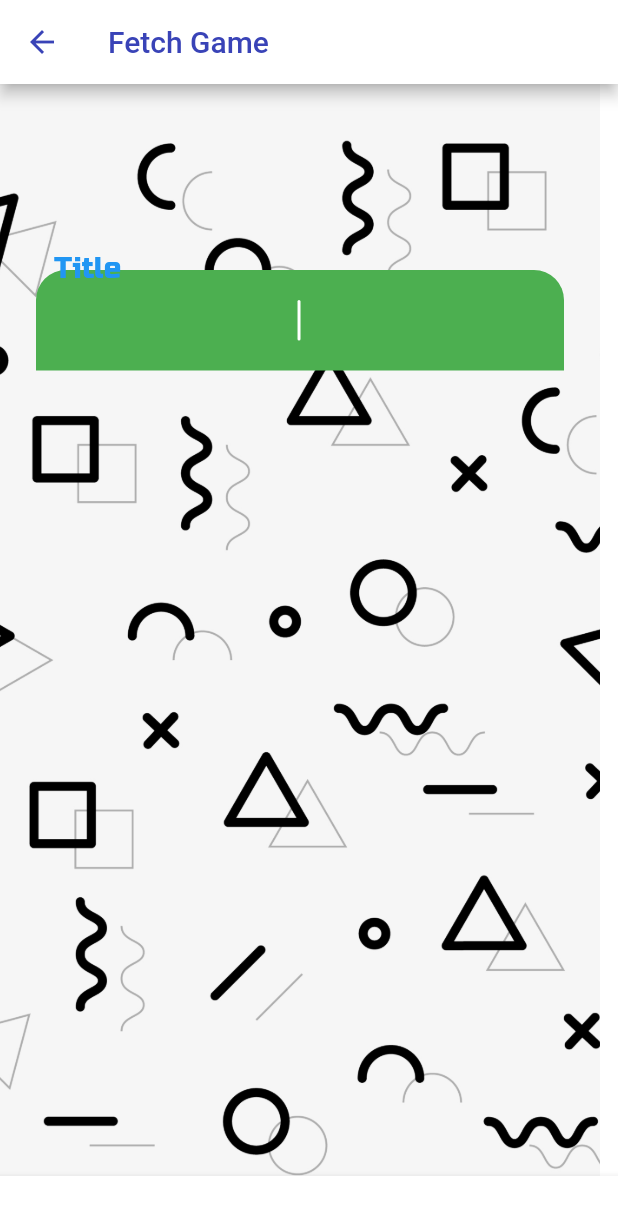
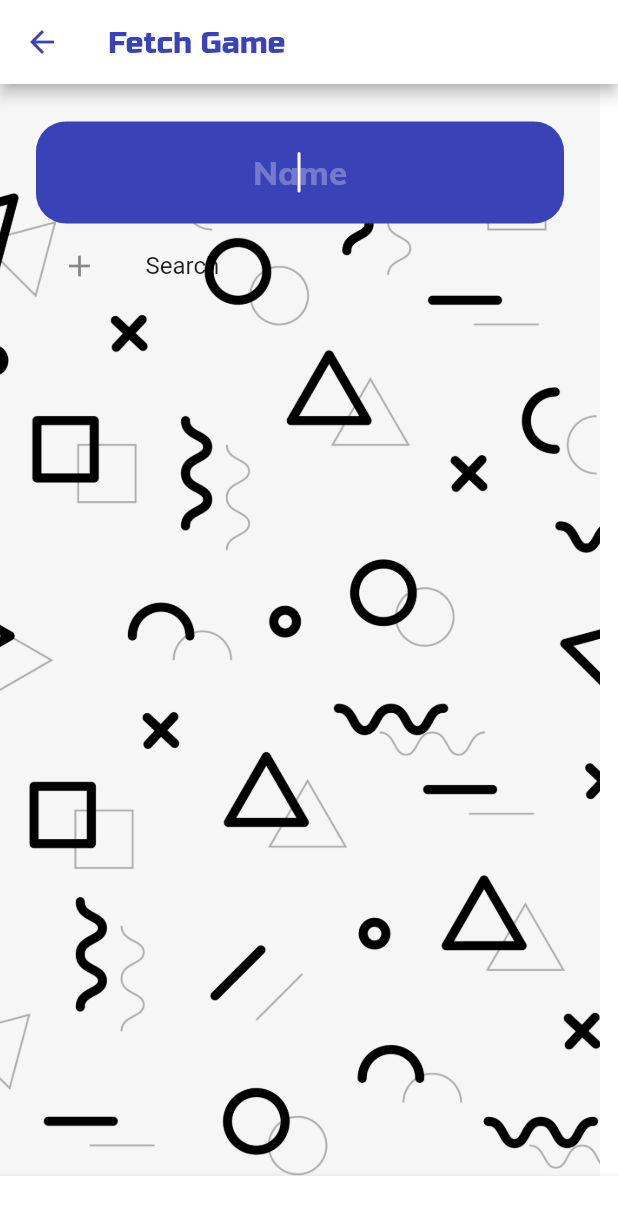
Before and after one commit to wasiflamer/gameraid, a Flutter app: the add_game screen opened directly, on a phone screen of 412 x 824 dp. Shown: the top 1215 px of the screen. Run offline on Flutter 3.47's test engine with Material 2 defaults, Android fonts, the light colour scheme and no system bars.

Commit message:
added a search box

```diff
--- a/lib/src/add_game.dart
+++ b/lib/src/add_game.dart
@@ -29,7 +29,11 @@ class _add_gameState extends State<add_game> {
 
     return Scaffold(
 
+      resizeToAvoidBottomInset: false,
+
         appBar: AppBar(
+
+        titleTextStyle: TextStyle(color:  Color(0xff3943B7), fontSize: 20 , fontFamily: 'Russo One',),
 
         foregroundColor: const  Color(0xff3943B7),
         backgroundColor: const  Color(0xffffffff),
@@ -53,6 +57,7 @@ class _add_gameState extends State<add_game> {
             image: DecorationImage(
             image: AssetImage("images/background/pattern_2/image.jpg"),
             fit: BoxFit.cover,
+
             ),
             ),
 
@@ -65,7 +70,7 @@ class _add_gameState extends State<add_game> {
             // ignore: prefer_const_literals_to_create_immutables
             children: <Widget>[
                Padding(
-                padding: EdgeInsets.only(left: 24 , right: 24 , top: 124),
+                padding: EdgeInsets.only(left: 24 , right: 24 , top: 25),
 
                   // title textfield
                   child: TextField(
@@ -74,7 +79,7 @@ class _add_gameState extends State<add_game> {
                   textInputAction: TextInputAction.next,
 
                   // text style
-                  style: TextStyle(color: Colors.white , fontSize: 22 , fontFamily: 'Russo One'),
+                  style: TextStyle(color: Colors.white , fontSize: 22 , fontFamily: 'Mulish-Bold'),
 
                   // cursor
                   cursorColor: Colors.white,
@@ -82,41 +87,50 @@ class _add_gameState extends State<add_game> {
                   cursorRadius: Radius.elliptical(20,20),
                   cursorWidth: 2.0,
                   autofocus: true,
-                  maxLines: null,
+                  maxLines: 1,
                   textCapitalization: TextCapitalization.sentences,
                   textAlign: TextAlign.center,
+
 
                   // border
                   decoration: InputDecoration(
                   filled: true,
-                  fillColor:  Colors.green,
+                  fillColor:  Color(0xff3943B7),
 
-                  // label text
-                  labelText: 'Title',
-                  floatingLabelAlignment: FloatingLabelAlignment.start,
-                  floatingLabelStyle:     const TextStyle(color: Colors.blue, fontSize: 26 , fontFamily: 'Russo One',),
-                  floatingLabelBehavior:  FloatingLabelBehavior.always,
 
+                  hintText: 'Name',
+                  hintStyle: TextStyle(color: Color.fromARGB(76, 255, 255, 255) , fontSize: 22 , fontFamily: 'Mulish-Bold'),
 
                   border: OutlineInputBorder(
                   borderSide: BorderSide.none,
-                  borderRadius: BorderRadius.only( topLeft:Radius.elliptical(20,20), topRight:Radius.elliptical(20,20)),
+                  borderRadius: BorderRadius.all(Radius.elliptical(20, 20)),
                    ),
                   ),
 
                   // title controller
                   controller: titleController,
+                  ),
+                  ),
+                  Padding(padding: EdgeInsets.only(left: 25 , right: 0 , top: 0),
 
-                ),
+                  child: ListTile(
+
+                    leading: Icon(Icons.add),
+                    title: Text('Search'),
+
+
+
 
                   ),
+
+
+
+                  )
                   ],
                 ),
               ),
             ),
-
           ),
-
       );
   }
 }
--- a/lib/src/homescreen.dart
+++ b/lib/src/homescreen.dart
@@ -21,6 +21,8 @@ class _homescreenState extends State<homescreen> {
 
       home: Scaffold(appBar: AppBar(
 
+        titleTextStyle: TextStyle(color:  Color(0xff3943B7), fontSize: 20 , fontFamily: 'Russo One',),
+
         actions: <Widget>[
         IconButton(
             icon: Icon(
@@ -35,7 +37,7 @@ class _homescreenState extends State<homescreen> {
 
         foregroundColor:  Color(0xff3943B7),
         backgroundColor: Color(0xffffffff),
-        title:  const Text('Collectify'),
+        title:  const Text('Collectify') ,
       ),
 
       backgroundColor: Colors.white,
```
